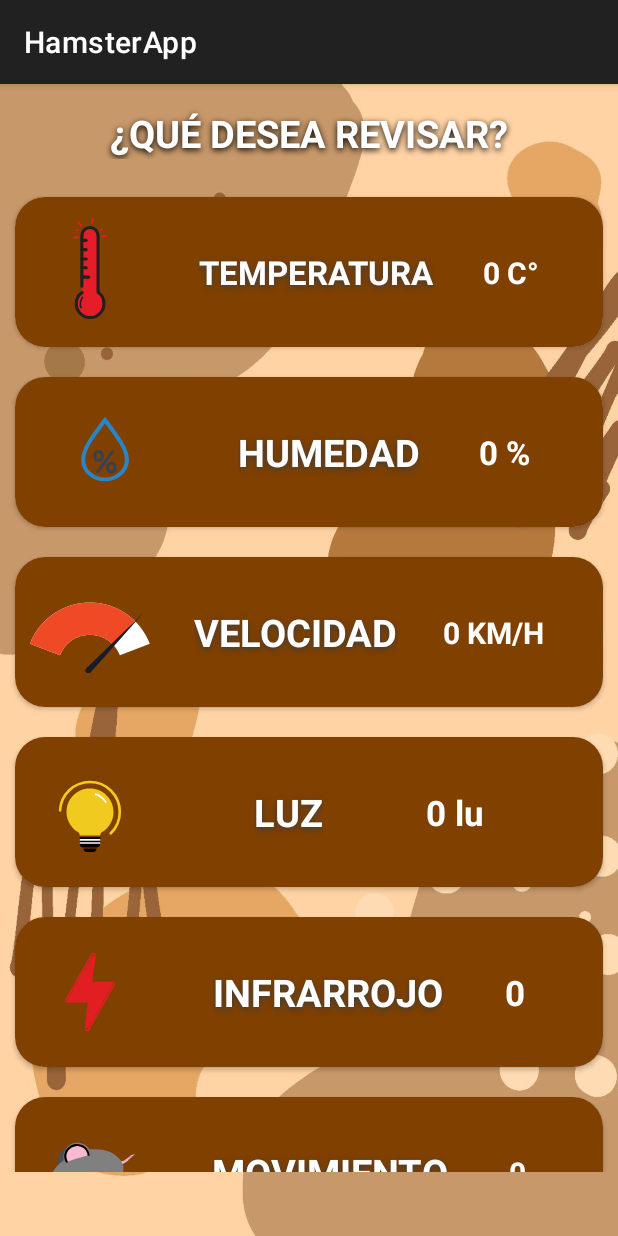
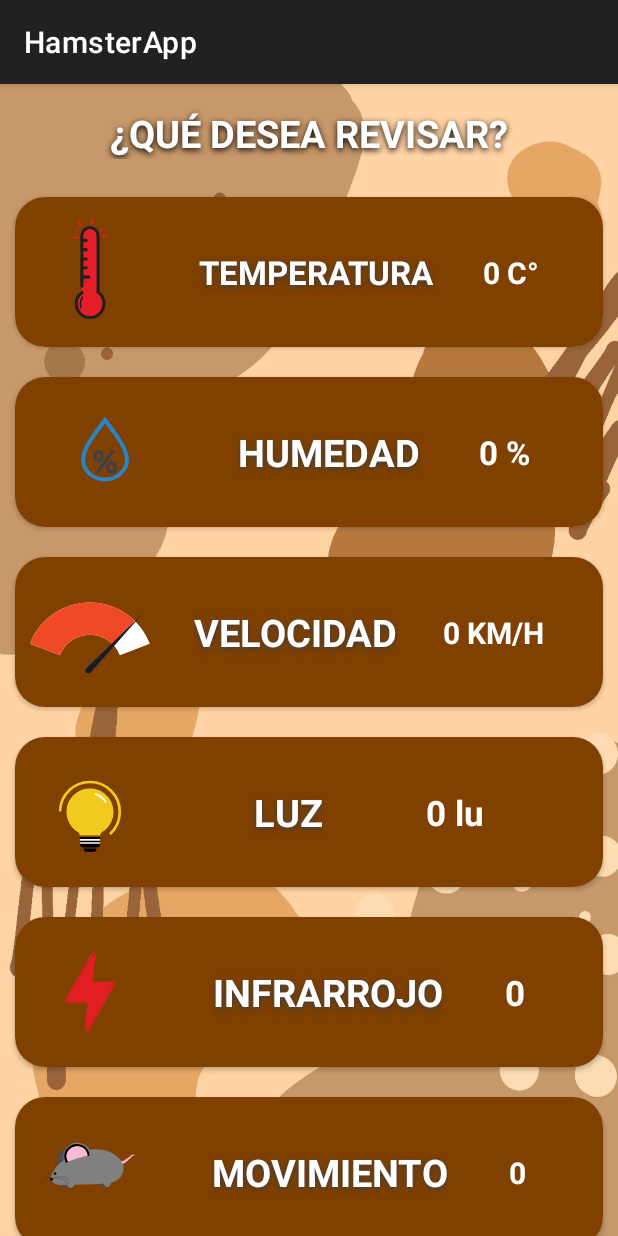
Before and after one commit to Kevin-Burciiaga/HamsterApp, an Android app: the Activity1Activity screen opened directly, with no data from a screen before it, on a phone screen of 412 x 824 dp. Run offline under Robolectric (Android 15) with nearby library versions, the light colour scheme and no system bars; 1 statement that could not run was skipped.

Commit message:
recycler view sensores y mensaje login

```diff
--- a/app/src/main/java/com/example/hamsterapp/Jaulas.java
+++ b/app/src/main/java/com/example/hamsterapp/Jaulas.java
@@ -88,8 +88,7 @@ public class Jaulas extends AppCompatActivity {
                     else {
                         jaulaAdapter = new JaulaAdapter(getApplicationContext(), jaulaList);
                         recyclerView.setAdapter(jaulaAdapter);
-                        Toast.makeText(Jaulas.this, "Jaulas cargadas correctamente", Toast.LENGTH_SHORT).show();
-                    }
+                        }
                 } else {
                     Toast.makeText(Jaulas.this, "Error al cargar las jaulas", Toast.LENGTH_SHORT).show();
                 }
--- a/app/src/main/res/layout/activity1.xml
+++ b/app/src/main/res/layout/activity1.xml
@@ -32,7 +32,7 @@
 
     <ScrollView
         android:layout_width="match_parent"
-        android:layout_height="660dp">
+        android:layout_height="wrap_content">
         <LinearLayout
             android:layout_width="match_parent"
             android:layout_height="match_parent"
```
